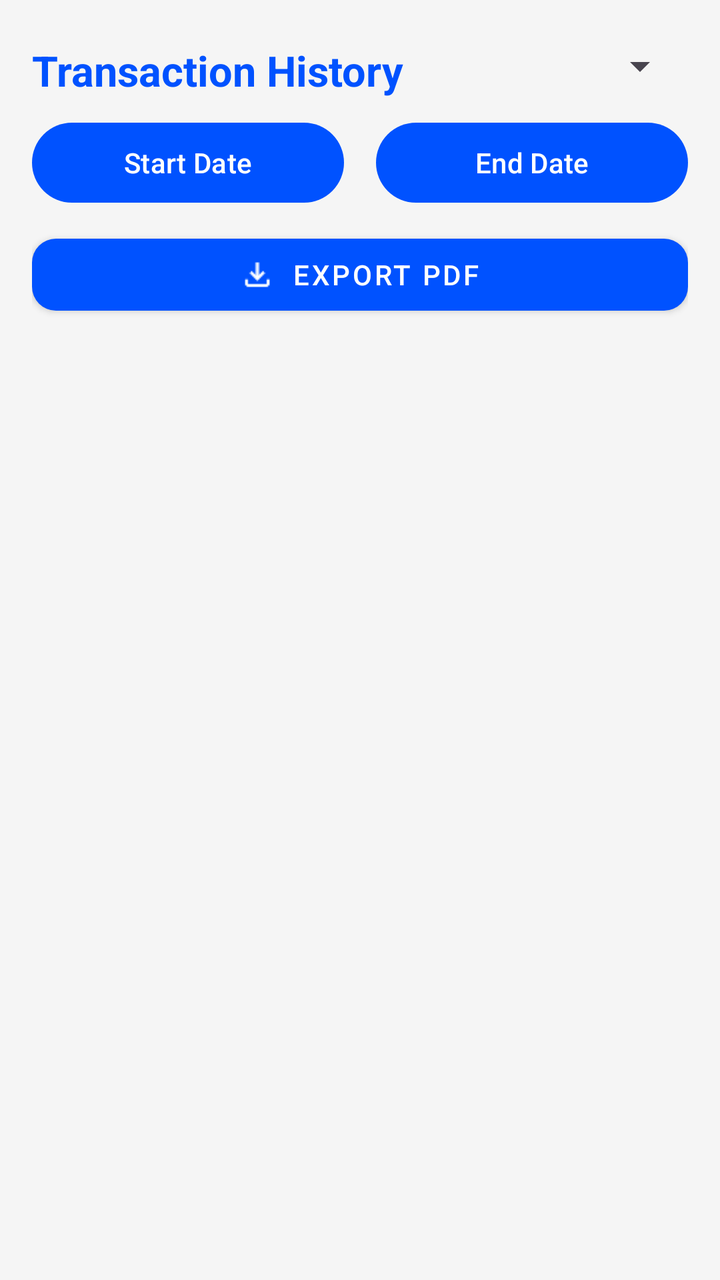
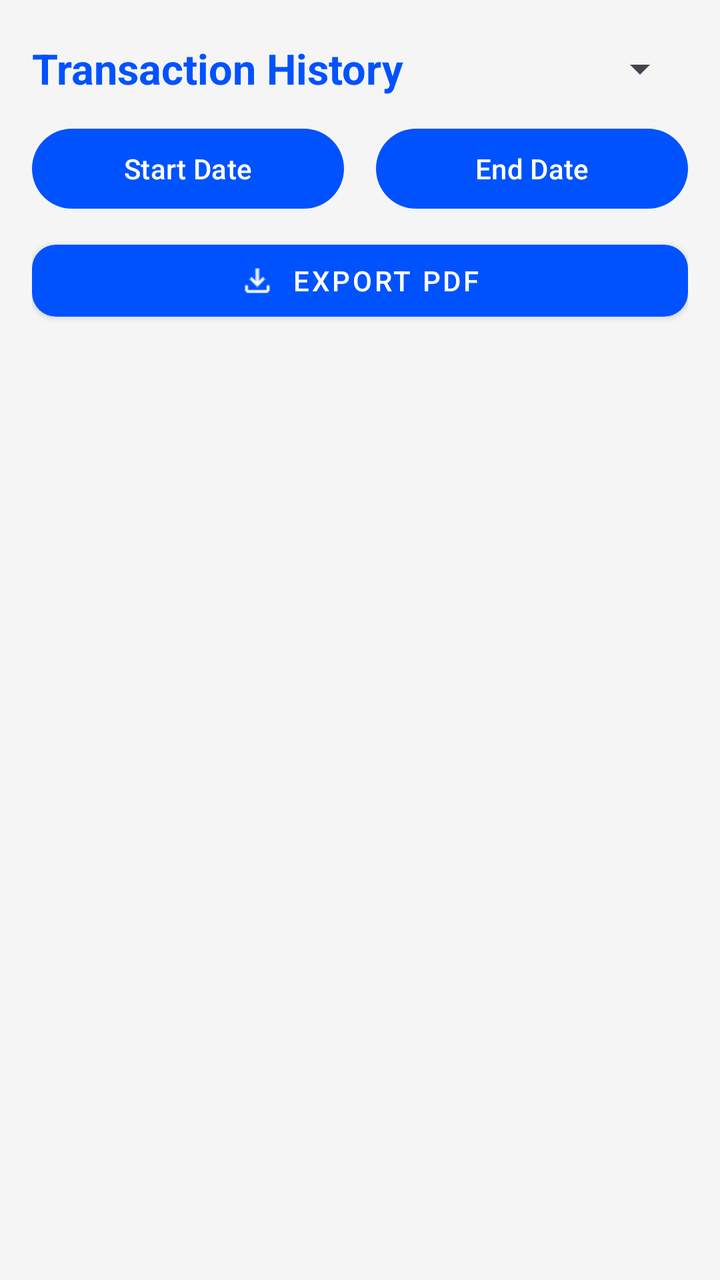

The first picture is an Android layout as it rendered before a commit; the second is the same layout after the commit. The layout source and the unified diff follow.
<!-- AndroidManifest.xml: application theme Theme.SaadPay -->
<!-- res/layout/fragment_transaction_history.xml -->
<?xml version="1.0" encoding="utf-8"?>
<androidx.constraintlayout.widget.ConstraintLayout xmlns:android="http://schemas.android.com/apk/res/android"
    xmlns:app="http://schemas.android.com/apk/res-auto"
    android:id="@+id/transactionHistoryLayout"
    android:layout_width="match_parent"
    android:layout_height="match_parent"
    android:background="#F5F5F5"
    android:padding="16dp">

    <TextView
        android:id="@+id/transactionHistoryTitle"
        android:layout_width="wrap_content"
        android:layout_height="wrap_content"
        android:text="Transaction History"
        android:textSize="21sp"
        android:textStyle="bold"
        android:textColor="@color/primaryColor"
        android:layout_marginTop="5dp"
        app:layout_constraintTop_toTopOf="parent"
        app:layout_constraintStart_toStartOf="parent" />

    <Spinner
        android:id="@+id/filterSpinner"
        android:layout_width="wrap_content"
        android:layout_height="wrap_content"
        app:layout_constraintTop_toTopOf="@id/transactionHistoryTitle"
        app:layout_constraintEnd_toEndOf="parent"
        />

    <com.google.android.material.button.MaterialButton
        android:id="@+id/startDateBtn"
        android:layout_width="0dp"
        android:layout_height="wrap_content"
        android:text="Start Date"
        app:layout_constraintTop_toBottomOf="@id/transactionHistoryTitle"
        app:layout_constraintStart_toStartOf="parent"
        app:layout_constraintEnd_toStartOf="@id/endDateBtn"
        android:layout_marginTop="8dp"
        android:layout_marginEnd="8dp" />

    <com.google.android.material.button.MaterialButton
        android:id="@+id/endDateBtn"
        android:layout_width="0dp"
        android:layout_height="wrap_content"
        android:text="End Date"
        app:layout_constraintTop_toBottomOf="@id/transactionHistoryTitle"
        app:layout_constraintStart_toEndOf="@id/startDateBtn"
        app:layout_constraintEnd_toEndOf="parent"
        android:layout_marginTop="8dp"
        android:layout_marginStart="8dp" />

    <com.google.android.material.button.MaterialButton
        android:id="@+id/exportPdfBtn"
        android:layout_width="match_parent"
        android:layout_height="wrap_content"
        android:text="Export PDF"
        app:icon="@drawable/ic_download"
        app:iconPadding="8dp"
        app:iconGravity="textStart"
        app:cornerRadius="12dp"
        style="@style/Widget.MaterialComponents.Button"
        app:layout_constraintTop_toBottomOf="@id/startDateBtn"
        app:layout_constraintStart_toStartOf="parent"
        app:layout_constraintEnd_toEndOf="parent"
        android:layout_marginTop="8dp" />

    <androidx.recyclerview.widget.RecyclerView
        android:id="@+id/historyRecyclerView"
        android:layout_width="0dp"
        android:layout_height="0dp"
        android:clipToPadding="false"
        android:paddingTop="12dp"
        android:paddingBottom="70dp"
        app:layout_constraintTop_toBottomOf="@id/exportPdfBtn"
        app:layout_constraintBottom_toBottomOf="parent"
        app:layout_constraintStart_toStartOf="parent"
        app:layout_constraintEnd_toEndOf="parent" />

    <TextView
        android:id="@+id/emptyView"
        android:layout_width="wrap_content"
        android:layout_height="wrap_content"
        android:text="No transactions yet"
        android:textColor="@color/black"
        android:textSize="16sp"
        android:visibility="gone"
        app:layout_constraintTop_toBottomOf="@id/exportPdfBtn"
        app:layout_constraintBottom_toBottomOf="parent"
        app:layout_constraintStart_toStartOf="parent"
        app:layout_constraintEnd_toEndOf="parent" />
</androidx.constraintlayout.widget.ConstraintLayout>
<!-- resources referenced by this layout -->
<resources>
  <color name="black">#0A0A0A</color>
  <color name="primaryColor">#0052FF</color>
  <!-- drawable ic_download: png bitmap (drawable, 369 bytes) -->
  <style name="Theme.SaadPay" parent="Theme.Material3.DayNight.NoActionBar">
          <item name="colorPrimary">@color/primaryColor</item>
          <item name="colorPrimaryVariant">@color/primaryDarkColor</item>
          <item name="colorOnPrimary">#FFFFFF</item>
          <item name="android:statusBarColor" tools:targetApi="l">@color/primaryDarkColor</item>
          <item name="colorSecondary">@color/accentColor</item>
          <item name="colorOnSecondary">#FFFFFF</item>
          <item name="android:colorBackground">#FFFFFF</item>
          <item name="colorSurface">#FFFFFF</item>
      </style>
  <color name="primaryDarkColor">#0040CC</color>
  <color name="accentColor">#0052FF</color>
</resources>

<!-- the commit's change to res/layout/fragment_transaction_history.xml (unified diff, before → after) -->
@@ -9,83 +9,89 @@
 
     <TextView
         android:id="@+id/transactionHistoryTitle"
-        android:layout_width="wrap_content"
+        android:layout_width="0dp"
         android:layout_height="wrap_content"
         android:text="Transaction History"
         android:textSize="21sp"
         android:textStyle="bold"
         android:textColor="@color/primaryColor"
-        android:layout_marginTop="5dp"
+        android:layout_marginTop="4dp"
         app:layout_constraintTop_toTopOf="parent"
-        app:layout_constraintStart_toStartOf="parent" />
+        app:layout_constraintStart_toStartOf="parent"
+        app:layout_constraintEnd_toStartOf="@id/filterSpinner" />
 
     <Spinner
         android:id="@+id/filterSpinner"
         android:layout_width="wrap_content"
         android:layout_height="wrap_content"
         app:layout_constraintTop_toTopOf="@id/transactionHistoryTitle"
-        app:layout_constraintEnd_toEndOf="parent"
-        />
+        app:layout_constraintBottom_toBottomOf="@id/transactionHistoryTitle"
+        app:layout_constraintEnd_toEndOf="parent" />
 
     <com.google.android.material.button.MaterialButton
         android:id="@+id/startDateBtn"
         android:layout_width="0dp"
         android:layout_height="wrap_content"
         android:text="Start Date"
+        android:layout_marginTop="12dp"
+        android:layout_marginEnd="8dp"
         app:layout_constraintTop_toBottomOf="@id/transactionHistoryTitle"
         app:layout_constraintStart_toStartOf="parent"
-        app:layout_constraintEnd_toStartOf="@id/endDateBtn"
-        android:layout_marginTop="8dp"
-        android:layout_marginEnd="8dp" />
+        app:layout_constraintEnd_toStartOf="@id/endDateBtn" />
 
     <com.google.android.material.button.MaterialButton
         android:id="@+id/endDateBtn"
         android:layout_width="0dp"
         android:layout_height="wrap_content"
         android:text="End Date"
+        android:layout_marginTop="12dp"
+        android:layout_marginStart="8dp"
         app:layout_constraintTop_toBottomOf="@id/transactionHistoryTitle"
         app:layout_constraintStart_toEndOf="@id/startDateBtn"
-        app:layout_constraintEnd_toEndOf="parent"
-        android:layout_marginTop="8dp"
-        android:layout_marginStart="8dp" />
+        app:layout_constraintEnd_toEndOf="parent" />
 
     <com.google.android.material.button.MaterialButton
         android:id="@+id/exportPdfBtn"
-        android:layout_width="match_parent"
+        style="@style/Widget.MaterialComponents.Button"
+        android:layout_width="0dp"
         android:layout_height="wrap_content"
+        android:layout_marginTop="8dp"
         android:text="Export PDF"
+        app:cornerRadius="12dp"
         app:icon="@drawable/ic_download"
+        app:iconGravity="textStart"
         app:iconPadding="8dp"
-        app:iconGravity="textStart"
-        app:cornerRadius="12dp"
-        style="@style/Widget.MaterialComponents.Button"
         app:layout_constraintTop_toBottomOf="@id/startDateBtn"
         app:layout_constraintStart_toStartOf="parent"
-        app:layout_constraintEnd_toEndOf="parent"
-        android:layout_marginTop="8dp" />
+        app:layout_constraintEnd_toEndOf="parent" />
 
-    <androidx.recyclerview.widget.RecyclerView
-        android:id="@+id/historyRecyclerView"
+    <FrameLayout
+        android:id="@+id/historyContentContainer"
         android:layout_width="0dp"
         android:layout_height="0dp"
-        android:clipToPadding="false"
-        android:paddingTop="12dp"
-        android:paddingBottom="70dp"
+        android:layout_marginTop="8dp"
         app:layout_constraintTop_toBottomOf="@id/exportPdfBtn"
         app:layout_constraintBottom_toBottomOf="parent"
         app:layout_constraintStart_toStartOf="parent"
-        app:layout_constraintEnd_toEndOf="parent" />
+        app:layout_constraintEnd_toEndOf="parent">
 
-    <TextView
-        android:id="@+id/emptyView"
-        android:layout_width="wrap_content"
-        android:layout_height="wrap_content"
-        android:text="No transactions yet"
-        android:textColor="@color/black"
-        android:textSize="16sp"
-        android:visibility="gone"
-        app:layout_constraintTop_toBottomOf="@id/exportPdfBtn"
-        app:layout_constraintBottom_toBottomOf="parent"
-        app:layout_constraintStart_toStartOf="parent"
-        app:layout_constraintEnd_toEndOf="parent" />
+        <androidx.recyclerview.widget.RecyclerView
+            android:id="@+id/historyRecyclerView"
+            android:layout_width="match_parent"
+            android:layout_height="match_parent"
+            android:clipToPadding="false"
+            android:paddingTop="8dp"
+            android:paddingBottom="80dp" />
+
+        <TextView
+            android:id="@+id/emptyView"
+            android:layout_width="wrap_content"
+            android:layout_height="wrap_content"
+            android:layout_gravity="center"
+            android:text="No transactions yet"
+            android:textColor="@color/black"
+            android:textSize="16sp"
+            android:visibility="gone" />
+    </FrameLayout>
+
 </androidx.constraintlayout.widget.ConstraintLayout>
